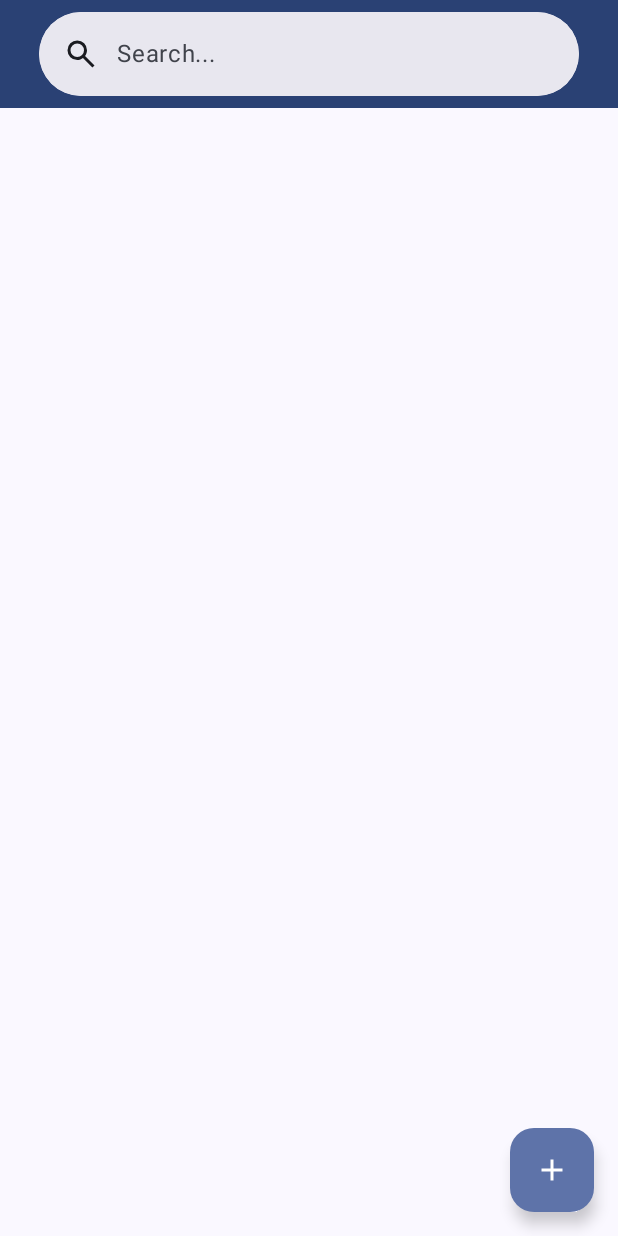
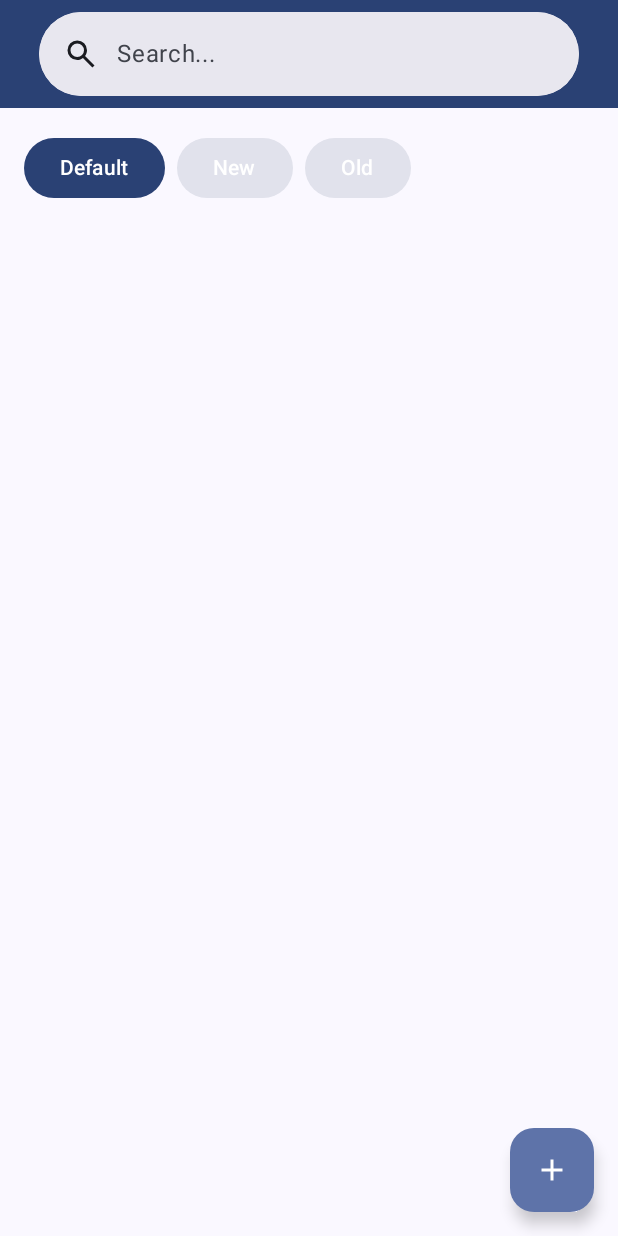
Before and after one commit to canyoufix/QuickNote, an Android app built with Jetpack Compose: the @Preview function ListScreen_Preview, on a phone screen of 412 x 824 dp. Run offline under Robolectric (Android 15) with nearby library versions, the phone set to English and light mode, and no system bars; our stand-ins replace Dagger/Hilt's generated code; libraries missing offline, so code that uses them is left out: androidx.hilt.lifecycle.

Commit message:
implement filters

```diff
--- a/app/src/main/java/com/canyoufix/quicknote/data/entities/NoteFilter.kt
+++ b/app/src/main/java/com/canyoufix/quicknote/data/models/NoteFilter.kt
@@ -1,6 +1,7 @@
-package com.canyoufix.quicknote.data.entities
+package com.canyoufix.quicknote.data.models
 
 sealed class NoteFilter {
+
     object Default : NoteFilter()
 
     object New : NoteFilter()
--- a/app/src/main/java/com/canyoufix/quicknote/presentation/screens/ListScreen.kt
+++ b/app/src/main/java/com/canyoufix/quicknote/presentation/screens/ListScreen.kt
@@ -4,19 +4,25 @@ import androidx.compose.animation.Crossfade
 import androidx.compose.foundation.layout.Arrangement
 import androidx.compose.foundation.layout.Column
 import androidx.compose.foundation.layout.PaddingValues
+import androidx.compose.foundation.lazy.LazyRow
+import androidx.compose.foundation.lazy.items
 import androidx.compose.foundation.lazy.staggeredgrid.LazyVerticalStaggeredGrid
 import androidx.compose.foundation.lazy.staggeredgrid.StaggeredGridCells
 import androidx.compose.foundation.lazy.staggeredgrid.items
 import androidx.compose.foundation.text.input.rememberTextFieldState
+import androidx.compose.material3.Button
+import androidx.compose.material3.ButtonDefaults
 import androidx.compose.material3.ExperimentalMaterial3Api
 import androidx.compose.material3.FabPosition
 import androidx.compose.material3.FloatingActionButton
 import androidx.compose.material3.Icon
+import androidx.compose.material3.MaterialTheme
 import androidx.compose.material3.Scaffold
 import androidx.compose.material3.SnackbarDuration
 import androidx.compose.material3.SnackbarHost
 import androidx.compose.material3.SnackbarHostState
 import androidx.compose.material3.SnackbarResult
+import androidx.compose.material3.Text
 import androidx.compose.material3.rememberSearchBarState
 import androidx.compose.runtime.Composable
 import androidx.compose.runtime.DisposableEffect
@@ -32,6 +38,7 @@ import androidx.compose.ui.unit.dp
 import androidx.hilt.lifecycle.viewmodel.compose.hiltViewModel
 import androidx.lifecycle.compose.collectAsStateWithLifecycle
 import com.canyoufix.quicknote.R
+import com.canyoufix.quicknote.data.models.NoteFilter
 import com.canyoufix.quicknote.extensions.plus
 import com.canyoufix.quicknote.presentation.components.NoteCard
 import com.canyoufix.quicknote.presentation.components.SearchTopBar
@@ -44,6 +51,7 @@ import kotlinx.coroutines.launch
 @Composable
 fun ListScreen(
     onAddClick: () -> Unit,
+    onEditClick: () -> Unit,
     viewModel: ListViewModel = hiltViewModel(),
 ) {
 
@@ -66,6 +74,15 @@ fun ListScreen(
 
     // Focus manager
     val focusManager = LocalFocusManager.current
+
+    // Filter
+    val selectedFilter by viewModel.selectedFilter.collectAsStateWithLifecycle()
+
+    val filters = listOf(
+        NoteFilter.Default,
+        NoteFilter.New,
+        NoteFilter.Old
+    )
 
     // Update notes on search text change
     LaunchedEffect(textFieldState.text) {
@@ -145,14 +162,40 @@ fun ListScreen(
         }
     ) { innerPadding ->
         Column {
-//            FilterRow(
-//                filters = filters,
-//                selectedFilter = selectedFilter,
-//                onFilterSelected = { selectedFilter = it }
-//            )
+            LazyRow(
+                contentPadding = innerPadding + PaddingValues(
+                    top = 16.dp,
+                    start = 16.dp,
+                    end = 16.dp
+                ),
+                horizontalArrangement = Arrangement.spacedBy(8.dp)
+            ) {
+                items(filters) { filter ->
+                    val isSelected = selectedFilter == filter
+
+                    Button(
+                        onClick = { viewModel.setFilter(filter) },
+                        colors = ButtonDefaults.buttonColors(
+                            containerColor = if (isSelected)
+                                MaterialTheme.colorScheme.primary
+                            else
+                                MaterialTheme.colorScheme.surfaceVariant,
+                            contentColor = MaterialTheme.colorScheme.onPrimary
+                        )
+                    ) {
+                        Text(
+                            text = when (filter) {
+                                NoteFilter.Default -> stringResource(R.string.filter_default)
+                                NoteFilter.New -> stringResource(R.string.filter_new)
+                                NoteFilter.Old -> stringResource(R.string.filter_old)
+                            }
+                        )
+                    }
+                }
+            }
             LazyVerticalStaggeredGrid(
                 columns = StaggeredGridCells.Adaptive(200.dp),
-                contentPadding = innerPadding + PaddingValues(16.dp),
+                contentPadding = PaddingValues(16.dp),
                 verticalItemSpacing = 8.dp,
                 horizontalArrangement = Arrangement.spacedBy(8.dp)
             ) {
@@ -186,6 +229,7 @@ private fun ListScreen_Preview() {
     QuickNoteTheme {
         ListScreen(
             onAddClick = {},
+            onEditClick = {}
         )
     }
 }
--- a/app/src/main/java/com/canyoufix/quicknote/presentation/viewmodels/ListViewModel.kt
+++ b/app/src/main/java/com/canyoufix/quicknote/presentation/viewmodels/ListViewModel.kt
@@ -2,6 +2,7 @@ package com.canyoufix.quicknote.presentation.viewmodels
 
 import androidx.lifecycle.ViewModel
 import androidx.lifecycle.viewModelScope
+import com.canyoufix.quicknote.data.models.NoteFilter
 import com.canyoufix.quicknote.domain.Note
 import com.canyoufix.quicknote.repositories.NoteRepository
 import dagger.hilt.android.lifecycle.HiltViewModel
@@ -13,6 +14,7 @@ import kotlinx.coroutines.flow.MutableStateFlow
 import kotlinx.coroutines.flow.SharingStarted
 import kotlinx.coroutines.flow.StateFlow
 import kotlinx.coroutines.flow.asStateFlow
+import kotlinx.coroutines.flow.combine
 import kotlinx.coroutines.flow.debounce
 import kotlinx.coroutines.flow.flatMapLatest
 import kotlinx.coroutines.flow.map
@@ -41,6 +43,12 @@ class ListViewModel @Inject constructor(
         _searchQueryDeleted.value = query
     }
 
+    private val _selectedFilter = MutableStateFlow<NoteFilter>(NoteFilter.Default)
+    val selectedFilter: StateFlow<NoteFilter> = _selectedFilter.asStateFlow()
+
+    fun setFilter(filter: NoteFilter){
+        _selectedFilter.value = filter
+    }
 
     // Selection
     private val _selectedNotes = MutableStateFlow<Set<String>>(emptySet())
@@ -98,16 +106,22 @@ class ListViewModel @Inject constructor(
         }
     }
 
-    val notes: Flow<List<Note>> = _searchQuery
-        .debounce(300)
-        .flatMapLatest { query ->
-            if (query.isNotEmpty()) {
-                noteRepository.searchNotes(query)
+    val notes: Flow<List<Note>> = combine(
+        _searchQuery.debounce(300),
+        _selectedFilter
+    ) { query, filter ->
+        query to filter
+    }.flatMapLatest { (query, filter) ->
+        if (query.isNotEmpty()) {
+            noteRepository.searchNotes(query)
+        } else {
+            if (filter == NoteFilter.Default) {
+                noteRepository.getAllNotes()
             } else {
-                noteRepository.getAllNotes()
+                noteRepository.getNotesFiltered(filter)
             }
         }
-
+    }
 
     val deletedNotes: Flow<List<Note>> = _searchQueryDeleted
         .debounce(300)
--- a/app/src/main/res/values/strings.xml
+++ b/app/src/main/res/values/strings.xml
@@ -11,5 +11,8 @@
     <string name="no_title">No title</string>
     <string name="no_content">No content</string>
     <string name="select_an_action">Select an action</string>
+    <string name="filter_default">Default</string>
+    <string name="filter_new">New</string>
+    <string name="filter_old">Old</string>
 
 </resources>
```
Also changed, not shown: app/src/main/java/com/canyoufix/quicknote/data/dao/NoteDao.kt (+9 -14 lines), app/src/main/java/com/canyoufix/quicknote/presentation/components/FilterRow.kt (deleted, +0 -44 lines), app/src/main/java/com/canyoufix/quicknote/repositories/NoteRepository.kt (+14 -0 lines).
